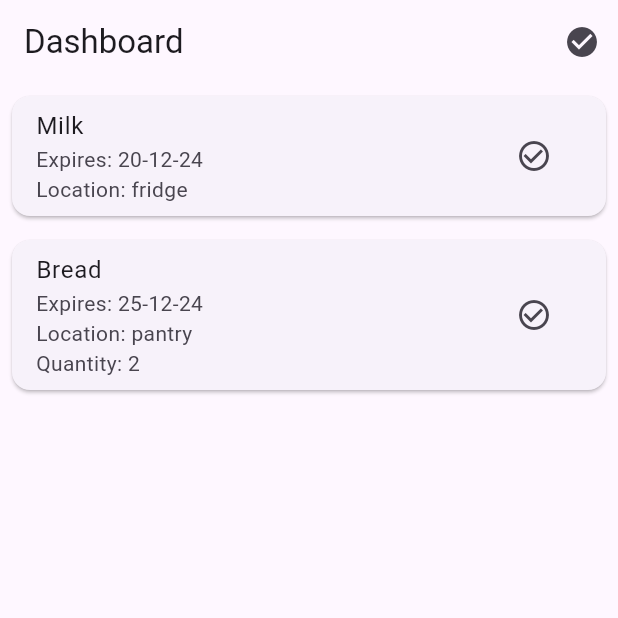
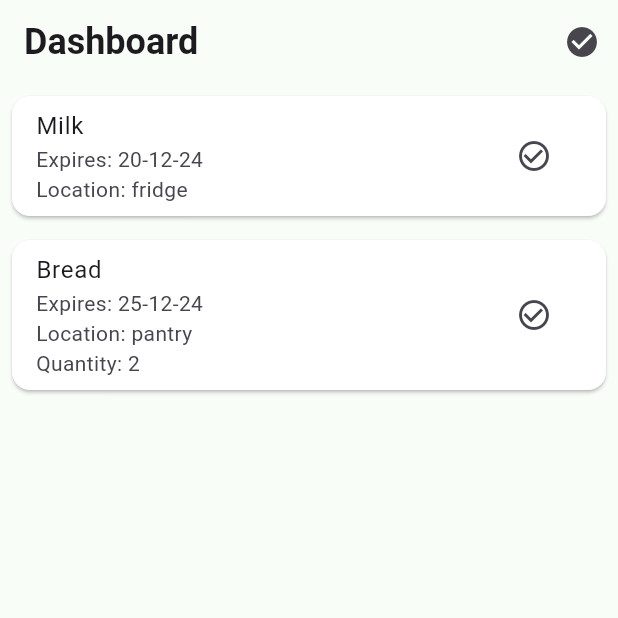
Before and after one commit to Nitin-Singh18/expyr_assgmt, a Flutter app: the screen it shows after launch, on a phone screen of 412 x 824 dp, the top half of it. Run offline on Flutter 3.47's test engine with Material 3 defaults, Android fonts, the phone set to English and light mode, and no system bars.

Commit message:
ui: add app theme

```diff
--- a/lib/main.dart
+++ b/lib/main.dart
@@ -2,9 +2,15 @@ import 'package:flutter/material.dart';
 import 'package:provider/provider.dart';
 import 'providers/items_provider.dart';
 import 'screens/dashboard_screen.dart';
+import 'theme/app_theme.dart';
 
 void main() {
-  runApp(const MyApp());
+  runApp(
+    ChangeNotifierProvider(
+      create: (context) => ItemsProvider(),
+      child: const MyApp(),
+    ),
+  );
 }
 
 class MyApp extends StatelessWidget {
@@ -12,16 +18,11 @@ class MyApp extends StatelessWidget {
 
   @override
   Widget build(BuildContext context) {
-    return ChangeNotifierProvider(
-      create: (context) => ItemsProvider(),
-      child: MaterialApp(
-        title: 'Expyr App (Assignment 1)',
-        theme: ThemeData(
-          primarySwatch: Colors.blue,
-          useMaterial3: true,
-        ),
-        home: const DashboardScreen(),
-      ),
+    return MaterialApp(
+      title: 'Expyr App (Assignment 1)',
+      debugShowCheckedModeBanner: false,
+      theme: AppTheme.lightTheme,
+      home: const DashboardScreen(),
     );
   }
 }
--- /dev/null
+++ b/lib/theme/app_color.dart
@@ -0,0 +1,29 @@
+import 'package:flutter/material.dart';
+
+class AppColor {
+  static const Color cream = Color(0xffF9FDF8);
+  static const Color green = Color(0xff0A5F3C);
+  static const Color white = Colors.white;
+  static MaterialColor appMaterialColor = createMaterialColor(green);
+}
+
+/// Returns [MaterialColor] for passed [Color]
+MaterialColor createMaterialColor(Color color) {
+  List strengths = <double>[.05];
+  final Map<int, Color> swatch = {};
+  final int r = color.red, g = color.green, b = color.blue;
+
+  for (int i = 1; i < 10; i++) {
+    strengths.add(0.1 * i);
+  }
+  for (var strength in strengths) {
+    final double ds = 0.5 - strength;
+    swatch[(strength * 1000).round()] = Color.fromRGBO(
+      r + ((ds < 0 ? r : (255 - r)) * ds).round(),
+      g + ((ds < 0 ? g : (255 - g)) * ds).round(),
+      b + ((ds < 0 ? b : (255 - b)) * ds).round(),
+      1,
+    );
+  }
+  return MaterialColor(color.value, swatch);
+}
--- /dev/null
+++ b/lib/theme/app_theme.dart
@@ -0,0 +1,25 @@
+import 'package:flutter/material.dart';
+
+import 'app_color.dart';
+import 'expyr_text_theme.dart';
+
+class AppTheme {
+  static final ThemeData lightTheme = ThemeData(
+      primarySwatch: AppColor.appMaterialColor,
+      progressIndicatorTheme: const ProgressIndicatorThemeData(
+        color: AppColor.green,
+      ),
+      useMaterial3: true,
+      brightness: Brightness.light,
+      textTheme: ExpyrTextTheme(),
+      scaffoldBackgroundColor: AppColor.cream,
+      appBarTheme: const AppBarTheme(
+        backgroundColor: AppColor.cream,
+        elevation: 0,
+        scrolledUnderElevation: 0.0,
+      ),
+      bottomNavigationBarTheme: const BottomNavigationBarThemeData(
+        selectedItemColor: AppColor.green,
+      ),
+      cardTheme: const CardTheme(color: AppColor.white));
+}
--- /dev/null
+++ b/lib/theme/expyr_text_theme.dart
@@ -0,0 +1,14 @@
+import 'package:flutter/material.dart';
+
+class ExpyrTextTheme extends TextTheme {
+  @override
+  TextStyle? get titleLarge =>
+      const TextStyle(fontSize: 24, fontWeight: FontWeight.bold);
+
+  @override
+  TextStyle? get titleMedium =>
+      const TextStyle(fontSize: 16, fontWeight: FontWeight.w600);
+
+  @override
+  TextStyle? get labelMedium => const TextStyle(fontSize: 14);
+}
```
